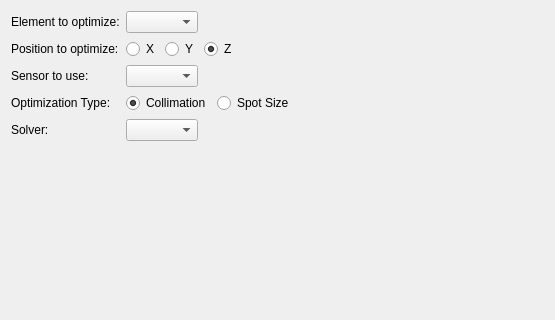
Qt form freecad/pyoptools/GUI/Optimize.ui (cihologramas/freecad-pyoptools) before a commit; both pictures show x 0 to 555 and y 0 to 320 of the 555 by 522 pixel window.
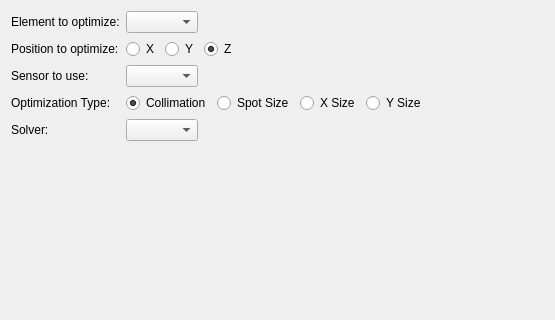
The same form after that commit.

Commit message:
Added optimization modes
Some optimization modes, to work with cylindrical optics were added

Patch:
```diff
--- a/freecad/pyoptools/GUI/Optimize.ui
+++ b/freecad/pyoptools/GUI/Optimize.ui
@@ -112,6 +112,20 @@
          </property>
         </widget>
        </item>
+       <item>
+        <widget class="QRadioButton" name="XSize">
+         <property name="text">
+          <string>X Size</string>
+         </property>
+        </widget>
+       </item>
+       <item>
+        <widget class="QRadioButton" name="YSize">
+         <property name="text">
+          <string>Y Size</string>
+         </property>
+        </widget>
+       </item>
       </layout>
      </item>
      <item row="5" column="0">
```
The commit also changes 2 other files.
